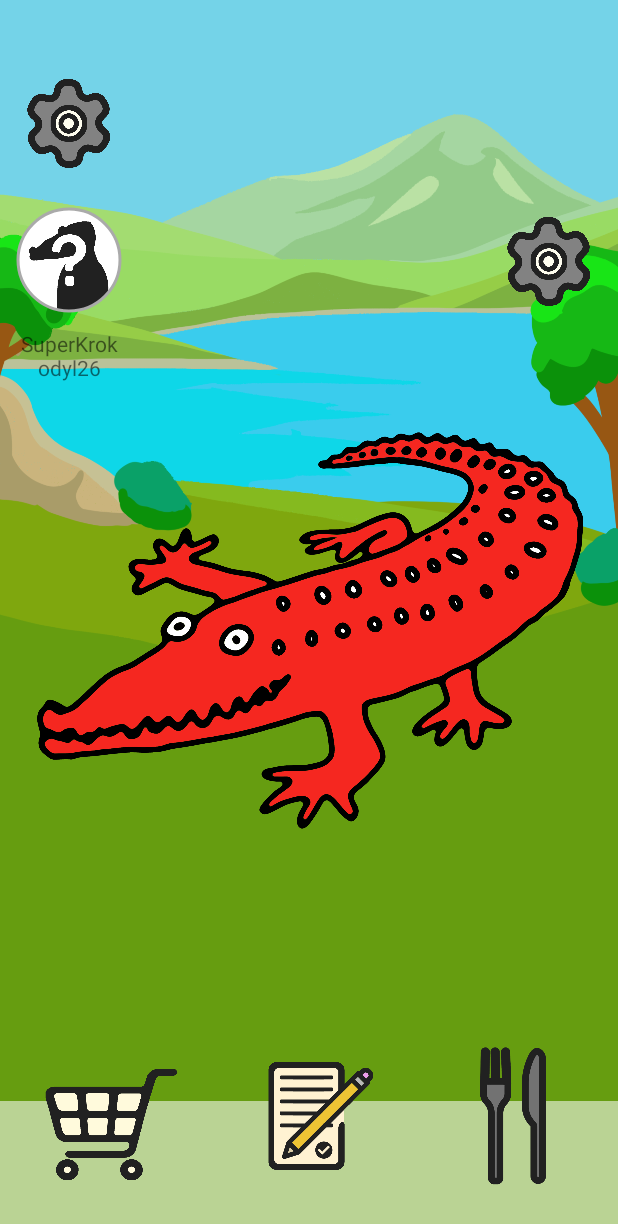
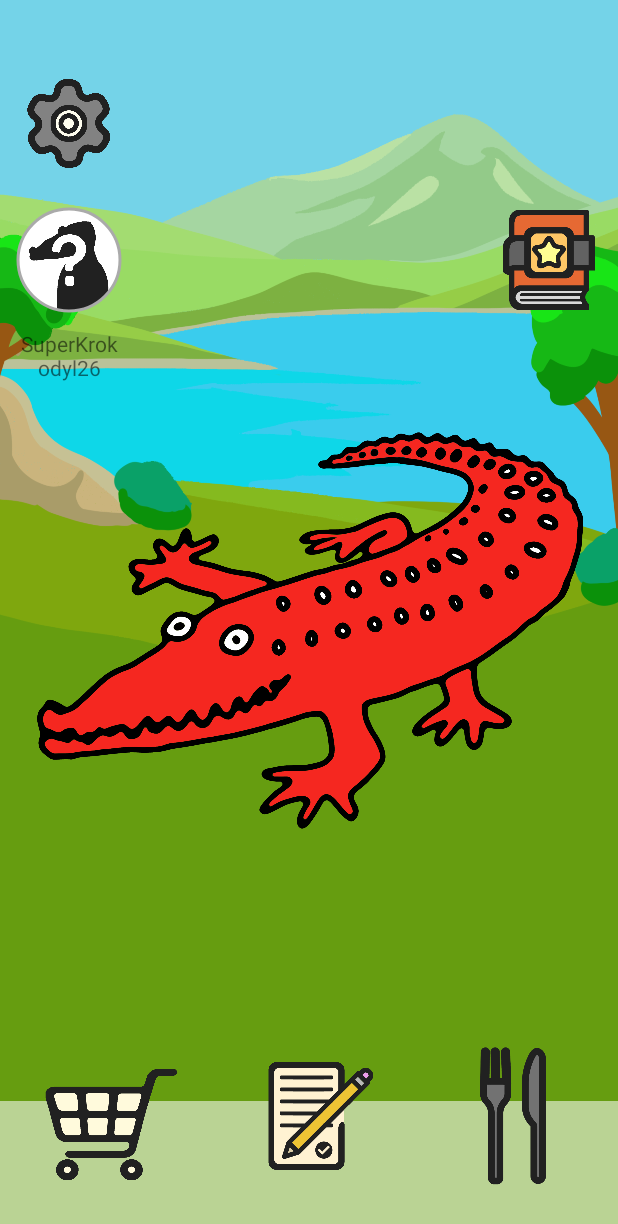
Before and after one commit to Blaz1q/crocodingo, an Android app: the screen it shows after launch (MainActivity), on a phone screen of 412 x 824 dp. Shown: the top 1224 px of the screen. Run offline under Robolectric (Android 15) with nearby library versions, the phone set to English and light mode, and no system bars; our stand-ins replace Firebase (no records; nobody signed in at launch, a user with empty details on screens opened directly), Volley; libraries missing offline, so code that uses them is left out: com.daimajia.androidanimations, org.scilab.forge, ru.noties.jlatexmath; network calls fail; pictures from the network do not load; 3 statements that could not run were skipped.

Commit message:
dodano grafike

```diff
--- a/app/src/main/res/layout/main_page.xml
+++ b/app/src/main/res/layout/main_page.xml
@@ -57,7 +57,7 @@
         android:onClick="Zmien_widoki"
         android:scaleType="centerInside"
         android:text="@string/ustawienia"
-        app:srcCompat="@drawable/settings"
+        android:src="@drawable/questlog"
         tools:ignore="DuplicateSpeakableTextCheck" />
 
     <com.google.android.material.imageview.ShapeableImageView
--- a/app/src/main/res/values/colors.xml
+++ b/app/src/main/res/values/colors.xml
@@ -9,5 +9,4 @@
     <color name="ckdarkred">#FF4E0604</color>
     <color name="ckgray">#FF2D3142</color>
     <color name="cklightgray">#FF4F5D75</color>
-
 </resources>
```
Also changed, not shown: app/src/main/res/drawable/questlog.png (added).
